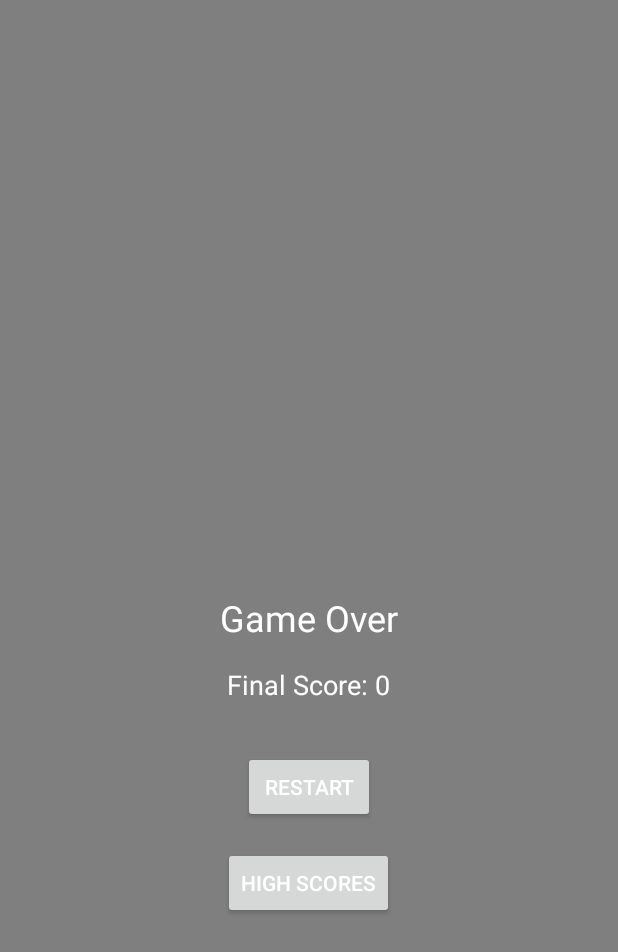
After one commit to Ingratt4/4200_Project, an Android app: the GameOverActivity screen opened directly, with no data from a screen before it, on a phone screen of 412 x 824 dp. The commit adds this screen. Shown: the top 952 px of the screen. Run offline under Robolectric (Android 15) with nearby library versions, the phone set to English and light mode, and no system bars.

Commit message:
Almost complete

```diff
--- a/app/src/main/AndroidManifest.xml
+++ b/app/src/main/AndroidManifest.xml
@@ -29,6 +29,10 @@
             android:name=".GameActivity"
             android:exported="true">
         </activity>
+        <activity android:name=".GameOverActivity" />
+        <activity android:name=".HighScoresActivity" />
+        <activity android:name=".EnterNameActivity" />
+
 
     </application>
 
--- /dev/null
+++ b/app/src/main/java/com/example/a4200_project/GameOverActivity.java
@@ -0,0 +1,46 @@
+package com.example.a4200_project;
+
+import android.app.Activity;
+import android.content.Intent;
+import android.os.Bundle;
+import android.view.View;
+import android.widget.Button;
+import android.widget.TextView;
+
+public class GameOverActivity extends Activity {
+
+    @Override
+    protected void onCreate(Bundle savedInstanceState) {
+        super.onCreate(savedInstanceState);
+        setContentView(R.layout.activity_gameover); // Set the content view to the game over screen layout
+
+        // Retrieve the final score from the intent extras
+        int finalScore = getIntent().getIntExtra("score", 0);
+
+        // Update the final score TextView with the actual score
+        TextView finalScoreTextView = findViewById(R.id.final_score);
+        finalScoreTextView.setText("Final Score: " + finalScore);
+
+        // Set up button click listeners
+        Button restartButton = findViewById(R.id.restart_button);
+        Button highScoresButton = findViewById(R.id.high_scores_button);
+
+        restartButton.setOnClickListener(new View.OnClickListener() {
+            @Override
+            public void onClick(View v) {
+                // Handle restart button click (e.g., start a new game)
+                Intent intent = new Intent(GameOverActivity.this, MainActivity.class);
+                startActivity(intent);
+                finish(); // Finish this activity to prevent going back to game over screen
+            }
+        });
+
+        highScoresButton.setOnClickListener(new View.OnClickListener() {
+            @Override
+            public void onClick(View v) {
+                // Handle high scores button click (e.g., view high scores)
+                // You can implement this according to your game's logic
+            }
+        });
+    }
+}
--- a/app/src/main/java/com/example/a4200_project/Pipe.java
+++ b/app/src/main/java/com/example/a4200_project/Pipe.java
@@ -52,5 +52,9 @@ public class Pipe {
         return y;
     }
 
+    public int getHeight() {
+        return height;
+    }
+
     // Other methods as needed (e.g., getters/setters)
 }
--- /dev/null
+++ b/app/src/main/res/layout/activity_gameover.xml
@@ -0,0 +1,51 @@
+<!-- game_over_screen.xml -->
+<RelativeLayout xmlns:android="http://schemas.android.com/apk/res/android"
+    android:layout_width="match_parent"
+    android:layout_height="match_parent"
+    android:background="#80000000"> <!-- Semi-transparent black background -->
+
+    <!-- Game over message -->
+    <TextView
+        android:id="@+id/game_over_message"
+        android:layout_width="wrap_content"
+        android:layout_height="wrap_content"
+        android:text="Game Over"
+        android:textSize="24sp"
+        android:textColor="#FFFFFF"
+        android:layout_centerInParent="true" />
+
+    <!-- Display score -->
+    <TextView
+        android:id="@+id/final_score"
+        android:layout_width="wrap_content"
+        android:layout_height="wrap_content"
+        android:text="Final Score: 0"
+        android:textSize="18sp"
+        android:textColor="#FFFFFF"
+        android:layout_below="@id/game_over_message"
+        android:layout_centerHorizontal="true"
+        android:layout_marginTop="16dp" />
+
+    <!-- Button to restart the game -->
+    <Button
+        android:id="@+id/restart_button"
+        android:layout_width="wrap_content"
+        android:layout_height="wrap_content"
+        android:text="Restart"
+        android:textColor="#FFFFFF"
+        android:layout_below="@id/final_score"
+        android:layout_centerHorizontal="true"
+        android:layout_marginTop="32dp" />
+
+    <!-- Button to view high scores or any other actions -->
+    <Button
+        android:id="@+id/high_scores_button"
+        android:layout_width="wrap_content"
+        android:layout_height="wrap_content"
+        android:text="High Scores"
+        android:textColor="#FFFFFF"
+        android:layout_below="@id/restart_button"
+        android:layout_centerHorizontal="true"
+        android:layout_marginTop="16dp" />
+
+</RelativeLayout>
```
Also changed, not shown: app/src/main/java/com/example/a4200_project/DatabaseHelper.java (+42 -0 lines), app/src/main/java/com/example/a4200_project/EnterNameActivity.java (added, +48 -0 lines), app/src/main/java/com/example/a4200_project/GameView.java (+105 -48 lines), app/src/main/java/com/example/a4200_project/HighScore.java (added, +43 -0 lines), app/src/main/java/com/example/a4200_project/HighScoresActivity.java (added, +34 -0 lines), app/src/main/java/com/example/a4200_project/MainActivity.java (+3 -31 lines), app/src/main/res/layout/activity_enter_name.xml (added, +24 -0 lines), app/src/main/res/layout/activity_high_scores.xml (added, +26 -0 lines), app/src/main/res/drawable/pipe_bottom.png (renamed from app/src/main/res/drawable/pipe.png), app/src/main/res/drawable/pipe_top.png (added).
